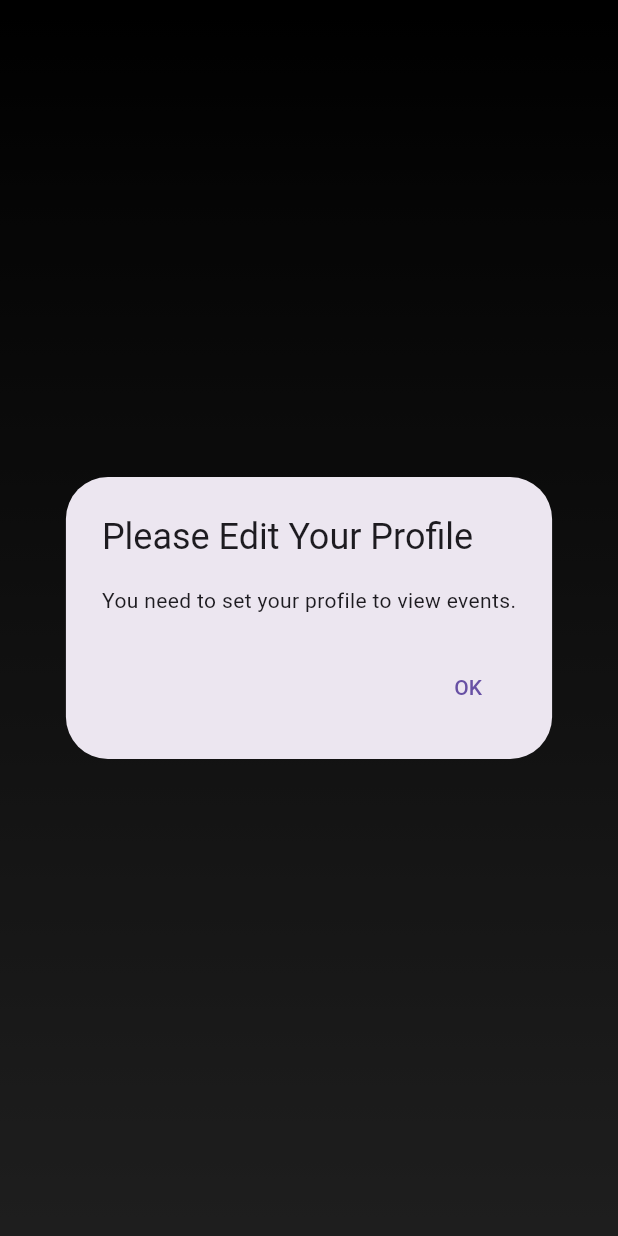
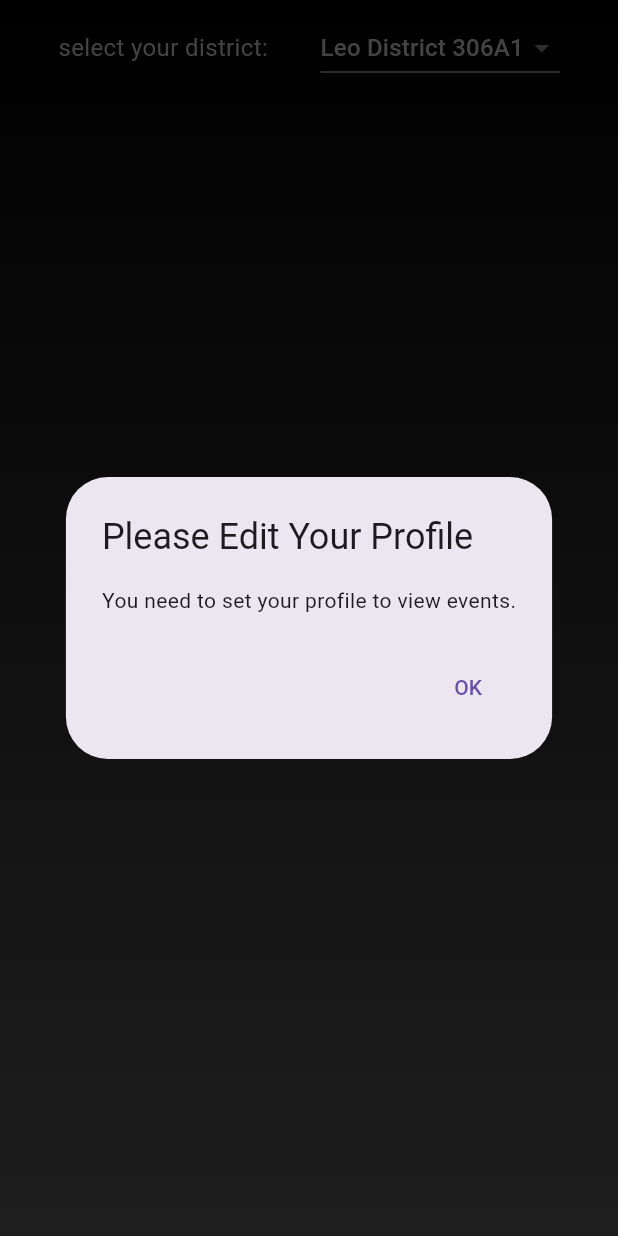
Before and after one commit to Thambara-20/TagMe, a Flutter app: the HomePage screen opened by its route, on a phone screen of 412 x 824 dp. Run offline on Flutter 3.47's test engine with Material 3 defaults, Android fonts, the phone set to English and light mode, and no system bars; our stand-ins replace cloud_firestore, curved_navigation_bar, firebase_auth, firebase_core, flutter_countdown_timer, font_awesome_flutter and 5 more; missing offline and left inert: flutter_osm_plugin; accounts and stored records are empty; generated files the repository leaves out were written again.

Commit message:
updated home

```diff
--- a/tag_me/lib/EventsPage/AddEventPage/DateTimePage.dart
+++ b/tag_me/lib/EventsPage/AddEventPage/DateTimePage.dart
@@ -29,18 +29,18 @@ class DateTimePage extends StatelessWidget {
                 child: Column(
                   children: [
                     DateTimePicker(
+                      text:"Start Time",
                       initialDateTime: event.startTime,
                       onDateTimeChanged: (newDateTime) {
                         event.startTime = newDateTime;
-                        // Handle the change
                       },
                     ),
                     const SizedBox(height: 20),
                     DateTimePicker(
+                      text:"End Time",
                       initialDateTime: event.endTime,
                       onDateTimeChanged: (newDateTime) {
                         event.endTime = newDateTime;
-                        // Handle the change
                       },
                     ),
                   ],
--- a/tag_me/lib/HomePage/HomePage.dart
+++ b/tag_me/lib/HomePage/HomePage.dart
@@ -21,11 +21,30 @@ class HomePage extends StatefulWidget {
 
 class _HomePageState extends State<HomePage> {
   List<Event> cachedEvents = [];
+  late String selectedClub;
+  List<String> clubs = [
+    'Leo District 306A1',
+    'Leo District 306A2',
+    'Leo District 306B1',
+    'Leo District 306B2',
+    'Leo District 306C1',
+    'Leo District 306C2'
+  ];
 
   @override
   void initState() {
     super.initState();
+    loadUser();
     loadEventsFromCache();
+    selectedClub = clubs[0];
+  }
+
+  Future<void> loadUser() async {
+    Prospect prospect = await getUserInfo();
+
+    setState(() {
+      selectedClub = prospect.userClub;
+    });
   }
 
   Future<void> loadEventsFromCache() async {
@@ -33,7 +52,7 @@ class _HomePageState extends State<HomePage> {
     if (prospect.userClub == '' || prospect.userClub.isEmpty) {
       _showEditProfileNotification(context);
     } else {
-      cachedEvents = await loadOngoingEventsFromCache(prospect.userClub);
+      cachedEvents = await loadOngoingEventsFromCache(selectedClub);
       setState(() {});
     }
   }
@@ -80,6 +99,22 @@ class _HomePageState extends State<HomePage> {
           ),
           width: MediaQuery.of(context).size.width,
           height: MediaQuery.of(context).size.height,
+          child: Column(
+            children: [
+              Padding(
+                padding: const EdgeInsets.all(8.0),
+                child: Row(
+                  mainAxisAlignment: MainAxisAlignment.spaceEvenly,
+                  children: [
+                    const Text('select your district: ',
+                        style: TextStyle(
+                            color: Color.fromARGB(255, 147, 147, 147),
+                            fontSize: 16)),
+                    _buildClubDropdown(),
+                  ],
+                ),
+              ),
+              Expanded(
                 child: cachedEvents.isNotEmpty
                     ? ListView.builder(
                         itemCount: cachedEvents.length,
@@ -94,7 +129,33 @@ class _HomePageState extends State<HomePage> {
                         ),
                       ),
               ),
+            ],
+          ),
+        ),
       ),
     );
   }
+
+  Widget _buildClubDropdown() {
+    return DropdownButton<String>(
+      value: selectedClub,
+      onChanged: (String? newValue) {
+        setState(() {
+          selectedClub = newValue!;
+        });
+        _refresh();
+      },
+      items: clubs.map((String club) {
+        return DropdownMenuItem<String>(
+          value: club,
+          child: Text(
+            club,
+            style: const TextStyle(
+              color: Color.fromARGB(255, 147, 147, 147),
+            ),
+          ),
+        );
+      }).toList(),
+    );
   }
+}
--- a/tag_me/lib/constants/constants.dart
+++ b/tag_me/lib/constants/constants.dart
@@ -94,3 +94,7 @@ const kNavbarSelectedIconColor = Colors.blue;
 const kLogoutButtonColor = Color.fromARGB(255, 0, 0, 0);
 const kProfilePageBackgroundColor = Color.fromARGB(255, 0, 43, 103);
 const kProfileEditButtonColor = Color.fromARGB(151, 0, 0, 0);
+
+//------------------------------------------------WelcomePage--------------------------------------------------------------------------------
+const kWelcomePageBackgroundColorI = Color.fromARGB(255, 0, 0, 0);
+const kWelcomePageBackgroundColorII = Color.fromARGB(255, 0, 8, 20);
```
Also changed, not shown: tag_me/lib/EventsPage/AddEventPage/DateTimePicker.dart (+5 -4 lines), tag_me/lib/SigninPage/SigninPage.dart (+4 -3 lines), tag_me/lib/WelcomePage/WelcomePage.dart (+5 -5 lines). Lines whose indentation alone changed are shown as unchanged.
